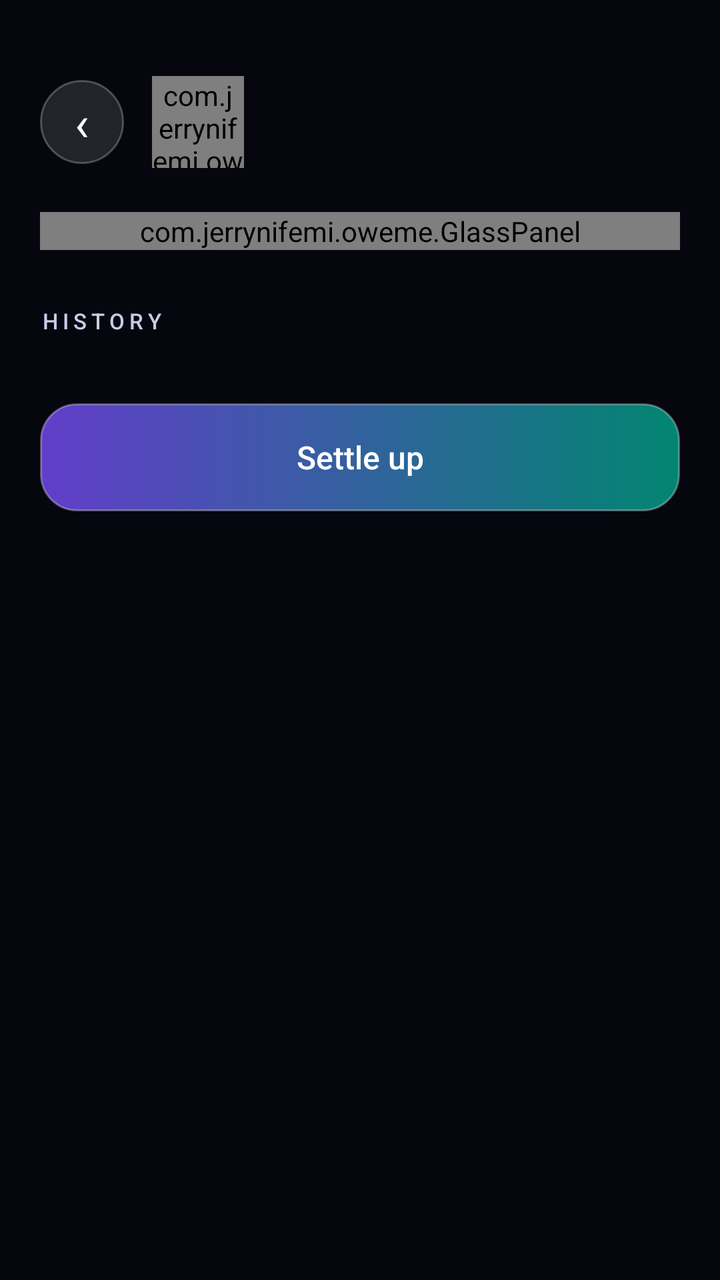
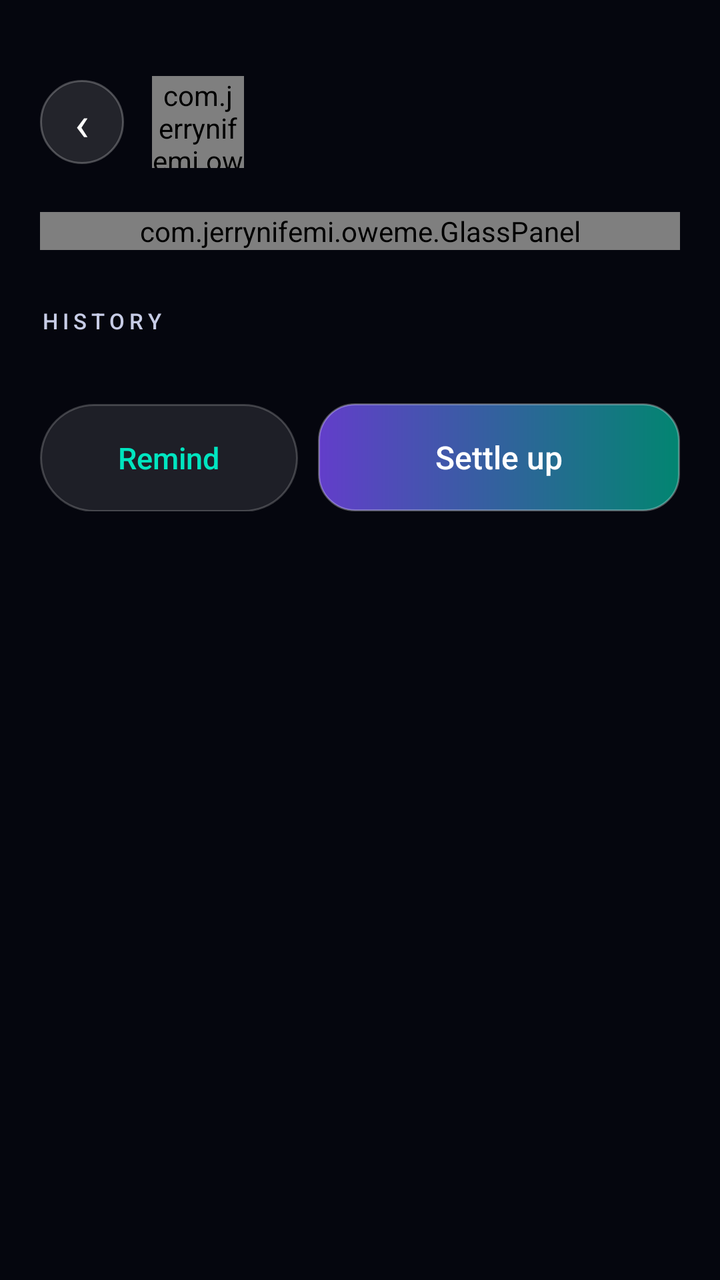

Before-and-after screenshots of an Android layout around one commit, followed by the original layout XML and the change that was made.
<!-- AndroidManifest.xml: application theme AppTheme -->
<!-- res/layout/screen_person.xml -->
<?xml version="1.0" encoding="utf-8"?>
<FrameLayout xmlns:android="http://schemas.android.com/apk/res/android"
    android:layout_width="match_parent"
    android:layout_height="match_parent">

    <ScrollView
        android:layout_width="match_parent"
        android:layout_height="match_parent"
        android:clipToPadding="false"
        android:fillViewport="true"
        android:scrollbars="none">

        <LinearLayout
            android:layout_width="match_parent"
            android:layout_height="wrap_content"
            android:orientation="vertical"
            android:paddingLeft="20dp"
            android:paddingTop="38dp"
            android:paddingRight="20dp"
            android:paddingBottom="40dp">

            <LinearLayout
                android:layout_width="match_parent"
                android:layout_height="wrap_content"
                android:gravity="center_vertical"
                android:orientation="horizontal">

                <TextView
                    android:id="@+id/btnBack"
                    android:layout_width="42dp"
                    android:layout_height="42dp"
                    android:background="@drawable/bg_glass_circle"
                    android:clickable="true"
                    android:focusable="true"
                    android:gravity="center"
                    android:text="‹"
                    android:textColor="@color/text_primary"
                    android:textSize="24sp" />

                <com.jerrynifemi.oweme.AvatarView
                    android:id="@+id/avatarPerson"
                    android:layout_width="46dp"
                    android:layout_height="46dp"
                    android:layout_marginLeft="14dp" />

                <TextView
                    android:id="@+id/tvPersonName"
                    android:layout_width="0dp"
                    android:layout_height="wrap_content"
                    android:layout_marginLeft="12dp"
                    android:layout_weight="1"
                    android:ellipsize="end"
                    android:fontFamily="sans-serif-light"
                    android:maxLines="1"
                    android:textColor="@color/text_primary"
                    android:textSize="28sp" />
            </LinearLayout>

            <com.jerrynifemi.oweme.GlassPanel
                android:id="@+id/personHero"
                android:layout_width="match_parent"
                android:layout_height="wrap_content"
                android:layout_marginTop="22dp">

                <LinearLayout
                    android:layout_width="match_parent"
                    android:layout_height="wrap_content"
                    android:orientation="vertical"
                    android:padding="22dp">

                    <TextView
                        android:id="@+id/tvPersonBalance"
                        android:layout_width="wrap_content"
                        android:layout_height="wrap_content"
                        android:fontFamily="sans-serif-light"
                        android:textColor="@color/text_primary"
                        android:textSize="38sp" />

                    <TextView
                        android:id="@+id/tvPersonCaption"
                        android:layout_width="wrap_content"
                        android:layout_height="wrap_content"
                        android:layout_marginTop="6dp"
                        android:textColor="@color/text_muted"
                        android:textSize="13sp" />
                </LinearLayout>
            </com.jerrynifemi.oweme.GlassPanel>

            <TextView
                style="@style/Kicker"
                android:layout_width="wrap_content"
                android:layout_height="wrap_content"
                android:layout_marginTop="28dp"
                android:text="@string/person_history" />

            <LinearLayout
                android:id="@+id/listEntries"
                android:layout_width="match_parent"
                android:layout_height="wrap_content"
                android:layout_marginTop="14dp"
                android:orientation="vertical" />

            <TextView
                android:id="@+id/btnSettle"
                android:layout_width="match_parent"
                android:layout_height="54dp"
                android:layout_marginTop="20dp"
                android:background="@drawable/bg_primary"
                android:clickable="true"
                android:focusable="true"
                android:gravity="center"
                android:text="@string/settle_up"
                android:textColor="#FFFFFF"
                android:textSize="16sp"
                android:fontFamily="sans-serif-medium" />
        </LinearLayout>
    </ScrollView>
</FrameLayout>
<!-- resources referenced by this layout -->
<resources>
  <color name="text_muted">#C7CCE6</color>
  <color name="text_primary">#FFFFFF</color>
  <!-- drawable bg_glass_circle (drawable) -->
  <?xml version="1.0" encoding="utf-8"?>
  <ripple xmlns:android="http://schemas.android.com/apk/res/android"
      android:color="#33FFFFFF">
      <item>
          <shape android:shape="oval">
              <solid android:color="#1FFFFFFF" />
              <stroke
                  android:width="1dp"
                  android:color="#40FFFFFF" />
          </shape>
      </item>
  </ripple>
  <!-- drawable bg_primary (drawable) -->
  <?xml version="1.0" encoding="utf-8"?>
  <ripple xmlns:android="http://schemas.android.com/apk/res/android"
      android:color="#40FFFFFF">
      <item>
          <shape android:shape="rectangle">
              <gradient
                  android:angle="0"
                  android:startColor="#C67C4DFF"
                  android:endColor="#C600A98C" />
              <corners android:radius="18dp" />
              <stroke
                  android:width="1dp"
                  android:color="#4DFFFFFF" />
          </shape>
      </item>
  </ripple>
  <string name="person_history">HISTORY</string>
  <string name="settle_up">Settle up</string>
  <style name="Kicker">
          <item name="android:textSize">11sp</item>
          <item name="android:letterSpacing">0.22</item>
          <item name="android:textColor">@color/text_muted</item>
          <item name="android:fontFamily">sans-serif-medium</item>
      </style>
  <style name="AppTheme" parent="@android:style/Theme.Material.NoActionBar">
          <item name="android:windowBackground">@color/bg_bottom</item>
          <item name="android:colorPrimary">@color/violet</item>
          <item name="android:colorPrimaryDark">@color/bg_top</item>
          <item name="android:colorAccent">@color/teal</item>
          <item name="android:statusBarColor">@color/bg_top</item>
          <item name="android:navigationBarColor">@color/bg_bottom</item>
          <item name="android:textColorPrimary">@color/text_primary</item>
          <item name="android:textColorSecondary">@color/text_muted</item>
      </style>
  <color name="bg_bottom">#05060E</color>
  <color name="violet">#7C4DFF</color>
  <color name="bg_top">#0B1026</color>
  <color name="teal">#00E5C0</color>
</resources>

<!-- the commit's change to res/layout/screen_person.xml (unified diff, before → after) -->
@@ -100,19 +100,41 @@
                 android:layout_marginTop="14dp"
                 android:orientation="vertical" />
 
-            <TextView
-                android:id="@+id/btnSettle"
+            <LinearLayout
                 android:layout_width="match_parent"
-                android:layout_height="54dp"
+                android:layout_height="wrap_content"
                 android:layout_marginTop="20dp"
-                android:background="@drawable/bg_primary"
-                android:clickable="true"
-                android:focusable="true"
-                android:gravity="center"
-                android:text="@string/settle_up"
-                android:textColor="#FFFFFF"
-                android:textSize="16sp"
-                android:fontFamily="sans-serif-medium" />
+                android:orientation="horizontal">
+
+                <TextView
+                    android:id="@+id/btnRemind"
+                    android:layout_width="0dp"
+                    android:layout_height="54dp"
+                    android:layout_marginRight="10dp"
+                    android:layout_weight="1"
+                    android:background="@drawable/bg_chip"
+                    android:clickable="true"
+                    android:focusable="true"
+                    android:fontFamily="sans-serif-medium"
+                    android:gravity="center"
+                    android:text="@string/remind"
+                    android:textColor="@color/teal"
+                    android:textSize="15sp" />
+
+                <TextView
+                    android:id="@+id/btnSettle"
+                    android:layout_width="0dp"
+                    android:layout_height="54dp"
+                    android:layout_weight="1.4"
+                    android:background="@drawable/bg_primary"
+                    android:clickable="true"
+                    android:focusable="true"
+                    android:fontFamily="sans-serif-medium"
+                    android:gravity="center"
+                    android:text="@string/settle_up"
+                    android:textColor="#FFFFFF"
+                    android:textSize="16sp" />
+            </LinearLayout>
         </LinearLayout>
     </ScrollView>
 </FrameLayout>
<!-- resource entries referenced after the edit -->
@@ -2,6 +2,17 @@
 <resources>
   <color name="text_muted">#C7CCE6</color>
   <color name="text_primary">#FFFFFF</color>
+  <!-- drawable bg_chip (drawable) -->
+  <?xml version="1.0" encoding="utf-8"?>
+  <ripple xmlns:android="http://schemas.android.com/apk/res/android" android:color="#33FFFFFF">
+      <item>
+          <shape android:shape="rectangle">
+              <solid android:color="#1AFFFFFF" />
+              <corners android:radius="100dp" />
+              <stroke android:width="1dp" android:color="#33FFFFFF" />
+          </shape>
+      </item>
+  </ripple>
   <!-- drawable bg_glass_circle (drawable) -->
   <?xml version="1.0" encoding="utf-8"?>
   <ripple xmlns:android="http://schemas.android.com/apk/res/android"
@@ -33,6 +44,7 @@
       </item>
   </ripple>
   <string name="person_history">HISTORY</string>
+  <string name="remind">Remind</string>
   <string name="settle_up">Settle up</string>
   <style name="Kicker">
           <item name="android:textSize">11sp</item>
